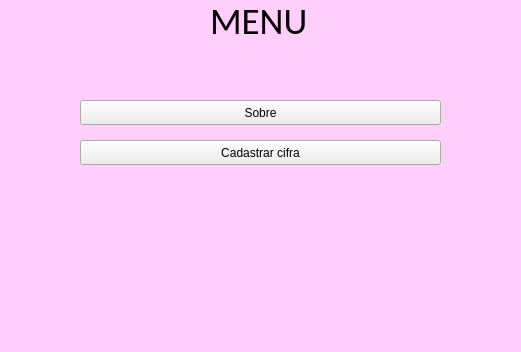
This is segunda_tela.ui in paulameg/TEI-projeto_final as Qt 5 draws it before an edit; both pictures show x 130 to 651 and y 0 to 352 of the 800 by 600 pixel window. The edited form follows.
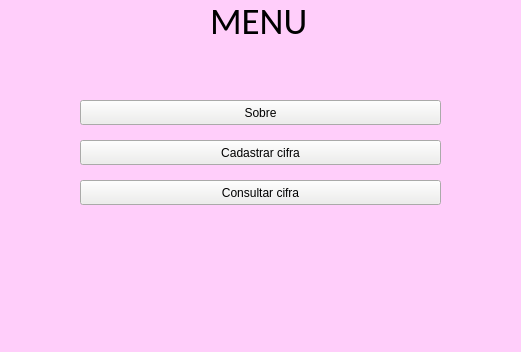
This is the edited form.

Commit message: Consulta de cifras

```diff
--- a/segunda_tela.ui
+++ b/segunda_tela.ui
@@ -90,6 +90,22 @@
      <string>Cadastrar cifra</string>
     </property>
    </widget>
+   <widget class="QPushButton" name="pushButton_4">
+    <property name="geometry">
+     <rect>
+      <x>210</x>
+      <y>180</y>
+      <width>361</width>
+      <height>25</height>
+     </rect>
+    </property>
+    <property name="styleSheet">
+     <string notr="true">background-color: rgb(238, 238, 236);</string>
+    </property>
+    <property name="text">
+     <string>Consultar cifra</string>
+    </property>
+   </widget>
   </widget>
   <widget class="QMenuBar" name="menubar">
    <property name="geometry">
```
The commit also changes 3 other files.
